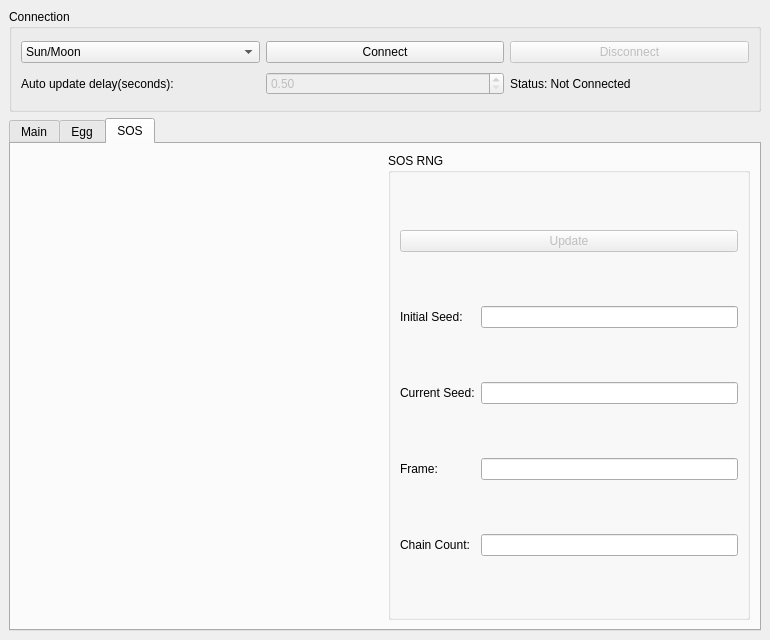
This is MainWindow.ui in Admiral-Fish/CitraRNG as Qt 5 draws it before an edit. The edited form follows.
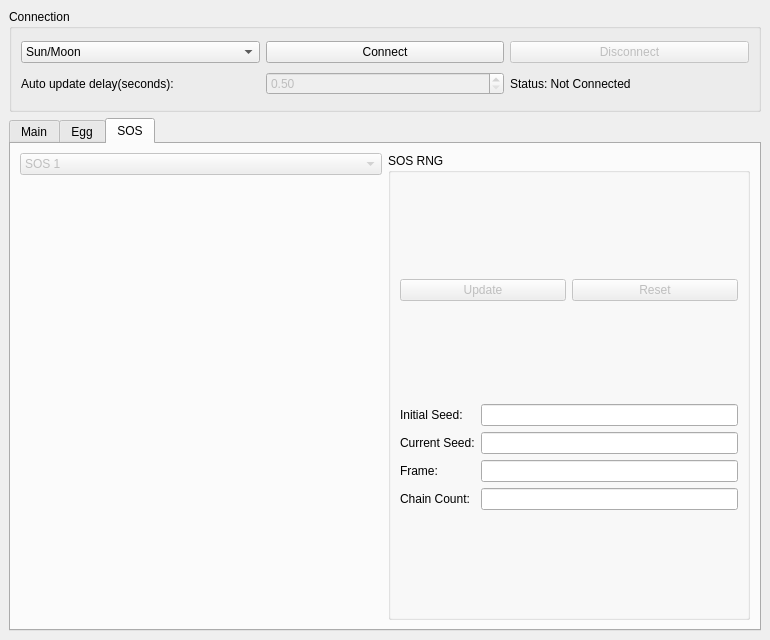
This is the edited form. The open tabs and pages were chosen to show the change. Custom widgets are drawn as their Qt base class.

The edit to the form file:
```diff
--- a/MainWindow.ui
+++ b/MainWindow.ui
@@ -472,16 +472,33 @@
        </attribute>
        <layout class="QGridLayout" name="gridLayout_8">
         <item row="0" column="0">
-         <widget class="PokemonDisplay" name="sosPokemon" native="true">
-          <property name="sizePolicy">
-           <sizepolicy hsizetype="Preferred" vsizetype="Preferred">
-            <horstretch>1</horstretch>
-            <verstretch>0</verstretch>
-           </sizepolicy>
+         <widget class="QComboBox" name="comboBoxSOSIndex">
+          <property name="enabled">
+           <bool>false</bool>
           </property>
+          <item>
+           <property name="text">
+            <string>SOS 1</string>
+           </property>
+          </item>
+          <item>
+           <property name="text">
+            <string>SOS 2</string>
+           </property>
+          </item>
+          <item>
+           <property name="text">
+            <string>SOS 3</string>
+           </property>
+          </item>
+          <item>
+           <property name="text">
+            <string>SOS 4</string>
+           </property>
+          </item>
          </widget>
         </item>
-        <item row="0" column="1">
+        <item row="0" column="1" rowspan="2">
          <widget class="QGroupBox" name="groupBoxSOS">
           <property name="sizePolicy">
            <sizepolicy hsizetype="Preferred" vsizetype="Preferred">
@@ -492,15 +509,40 @@
           <property name="title">
            <string>SOS RNG</string>
           </property>
+          <layout class="QGridLayout" name="gridLayout_9">
+           <item row="0" column="0">
+            <widget class="QPushButton" name="pushButtonSOSUpdate">
+             <property name="enabled">
+              <bool>false</bool>
+             </property>
+             <property name="text">
+              <string>Update</string>
+             </property>
+            </widget>
+           </item>
+           <item row="0" column="1">
+            <widget class="QPushButton" name="pushButtonSOSReset">
+             <property name="enabled">
+              <bool>false</bool>
+             </property>
+             <property name="toolTip">
+              <string>This should be used after a battle</string>
+             </property>
+             <property name="text">
+              <string>Reset</string>
+             </property>
+            </widget>
+           </item>
+           <item row="1" column="0" colspan="2">
           <layout class="QGridLayout" name="gridLayout_5">
-           <item row="1" column="0">
+             <item row="0" column="0">
             <widget class="QLabel" name="labelSOSInitialSeed">
              <property name="text">
               <string>Initial Seed:</string>
              </property>
             </widget>
            </item>
-           <item row="1" column="2">
+             <item row="0" column="1">
             <widget class="QLineEdit" name="lineEditSOSInitialSeed">
              <property name="maxLength">
               <number>8</number>
@@ -510,14 +552,14 @@
              </property>
             </widget>
            </item>
-           <item row="2" column="0" colspan="2">
+             <item row="1" column="0">
             <widget class="QLabel" name="labelSOSCurrentSeed">
              <property name="text">
               <string>Current Seed:</string>
              </property>
             </widget>
            </item>
-           <item row="2" column="2">
+             <item row="1" column="1">
             <widget class="QLineEdit" name="lineEditSOSCurrentSeed">
              <property name="maxLength">
               <number>8</number>
@@ -527,14 +569,14 @@
              </property>
             </widget>
            </item>
-           <item row="3" column="0">
+             <item row="2" column="0">
             <widget class="QLabel" name="labelSOSFrame">
              <property name="text">
               <string>Frame:</string>
              </property>
             </widget>
            </item>
-           <item row="3" column="2">
+             <item row="2" column="1">
             <widget class="QLineEdit" name="lineEditSOSFrame">
              <property name="maxLength">
               <number>8</number>
@@ -544,14 +586,14 @@
              </property>
             </widget>
            </item>
-           <item row="4" column="0" colspan="2">
+             <item row="3" column="0">
             <widget class="QLabel" name="labelSOSChainCount">
              <property name="text">
               <string>Chain Count:</string>
              </property>
             </widget>
            </item>
-           <item row="4" column="2">
+             <item row="3" column="1">
             <widget class="QLineEdit" name="lineEditSOSChainCount">
              <property name="maxLength">
               <number>8</number>
@@ -561,17 +603,19 @@
              </property>
             </widget>
            </item>
-           <item row="0" column="0" colspan="3">
-            <widget class="QPushButton" name="pushButtonSOSUpdate">
-             <property name="enabled">
-              <bool>false</bool>
-             </property>
-             <property name="text">
-              <string>Update</string>
-             </property>
-            </widget>
-           </item>
-          </layout>
+            </layout>
+           </item>
+          </layout>
+         </widget>
+        </item>
+        <item row="1" column="0">
+         <widget class="PokemonDisplay" name="sosPokemon" native="true">
+          <property name="sizePolicy">
+           <sizepolicy hsizetype="Preferred" vsizetype="Preferred">
+            <horstretch>1</horstretch>
+            <verstretch>0</verstretch>
+           </sizepolicy>
+          </property>
          </widget>
         </item>
        </layout>
```
Left out of the diff: 156 changed lines with no effect on the pictures. Lines whose indentation alone changed are shown as unchanged.
